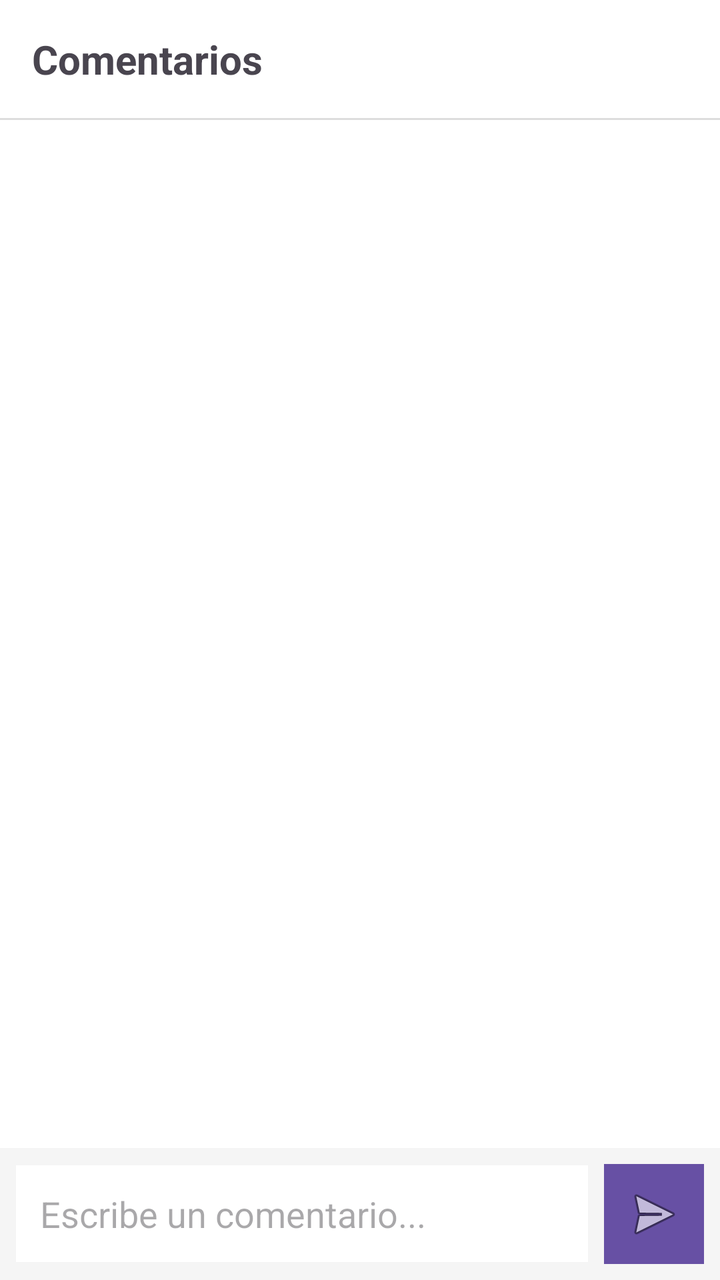
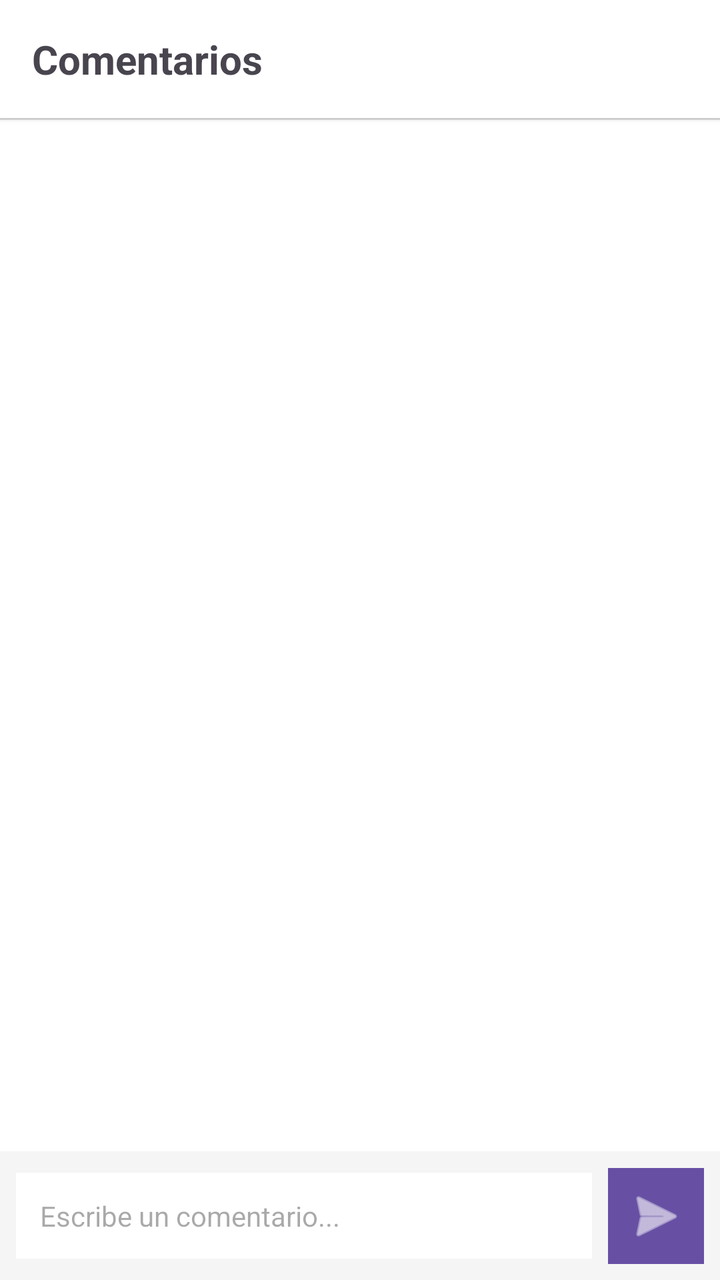

Screens rendered from an Android XML layout before and after an edit, with the pre-edit source and the edit as a unified diff.
<!-- AndroidManifest.xml: application theme Theme.RefriMancia -->
<!-- res/layout/popup_comentarios.xml -->
﻿<?xml version="1.0" encoding="utf-8"?>
<androidx.constraintlayout.widget.ConstraintLayout xmlns:android="http://schemas.android.com/apk/res/android"
    xmlns:app="http://schemas.android.com/apk/res-auto"
    android:layout_width="match_parent"
    android:layout_height="match_parent"
    android:background="@android:color/white">

    <TextView
            android:id="@+id/tv_comentarios_titulo"
            android:layout_width="0dp"
            android:layout_height="wrap_content"
            android:text="Comentarios"
            android:textSize="20sp"
            android:textStyle="bold"
            android:padding="16dp"
            app:layout_constraintTop_toTopOf="parent"
            app:layout_constraintStart_toStartOf="parent"
            app:layout_constraintEnd_toEndOf="parent" />
    <View
        android:id="@+id/comentarios_divider"
        android:layout_width="match_parent"
        android:layout_height="1dp"
        android:background="#DDDDDD"
        app:layout_constraintTop_toBottomOf="@id/tv_comentarios_titulo"/>
    <androidx.recyclerview.widget.RecyclerView
        android:id="@+id/rv_comentarios"
        android:layout_width="match_parent"
        android:layout_height="0dp"
        android:padding="8dp"
        app:layout_constraintTop_toBottomOf="@id/comentarios_divider"
        app:layout_constraintBottom_toTopOf="@id/layout_escribir_comentario"/>
    <LinearLayout
        android:id="@+id/layout_escribir_comentario"
        android:layout_width="match_parent"
        android:layout_height="wrap_content"
        android:orientation="horizontal"
        android:padding="8dp"
        android:background="#F5F5F5"
        android:gravity="center_vertical"
        app:layout_constraintBottom_toBottomOf="parent">

        <EditText
                android:id="@+id/et_nuevo_comentario"
                android:layout_width="0dp"
                android:layout_weight="1"
                android:layout_height="wrap_content"
                android:hint="Escribe un comentario..."
                android:background="@android:color/white"
                android:padding="12dp"
                android:layout_marginEnd="8dp"
                android:textSize="18sp" />

        <ImageButton
                android:id="@+id/btn_enviar_comentario"
                android:layout_width="50dp"
                android:layout_height="50dp"
                android:background="?attr/colorPrimary"
                android:src="@android:drawable/ic_menu_send" />
    </LinearLayout>
</androidx.constraintlayout.widget.ConstraintLayout>
<!-- resources referenced by this layout -->
<resources>
  <style name="Theme.RefriMancia" parent="Base.Theme.RefriMancia" />
  <style name="Base.Theme.RefriMancia" parent="Theme.Material3.DayNight.NoActionBar">
          
          
          <item name="android:statusBarColor">?attr/colorPrimary</item>
          <item name="android:windowLightStatusBar">false</item>
          
      </style>
</resources>

<!-- the commit's change to res/layout/popup_comentarios.xml (unified diff, before → after) -->
@@ -1,34 +1,47 @@
 ﻿<?xml version="1.0" encoding="utf-8"?>
-<androidx.constraintlayout.widget.ConstraintLayout xmlns:android="http://schemas.android.com/apk/res/android"
+
+<androidx.constraintlayout.widget.ConstraintLayout 
+    xmlns:android="http://schemas.android.com/apk/res/android"
     xmlns:app="http://schemas.android.com/apk/res-auto"
     android:layout_width="match_parent"
     android:layout_height="match_parent"
     android:background="@android:color/white">
 
+    
     <TextView
-            android:id="@+id/tv_comentarios_titulo"
-            android:layout_width="0dp"
-            android:layout_height="wrap_content"
-            android:text="Comentarios"
-            android:textSize="20sp"
-            android:textStyle="bold"
-            android:padding="16dp"
-            app:layout_constraintTop_toTopOf="parent"
-            app:layout_constraintStart_toStartOf="parent"
-            app:layout_constraintEnd_toEndOf="parent" />
+        android:id="@+id/tv_comentarios_titulo"
+        android:layout_width="0dp"
+        android:layout_height="wrap_content"
+        android:text="Comentarios"
+        android:textSize="20sp"
+        android:textStyle="bold"
+        android:padding="16dp"
+        android:background="@android:color/white"
+        android:elevation="2dp"
+        app:layout_constraintTop_toTopOf="parent"
+        app:layout_constraintStart_toStartOf="parent"
+        app:layout_constraintEnd_toEndOf="parent" />
+    
+    
     <View
         android:id="@+id/comentarios_divider"
         android:layout_width="match_parent"
         android:layout_height="1dp"
         android:background="#DDDDDD"
         app:layout_constraintTop_toBottomOf="@id/tv_comentarios_titulo"/>
+    
+    
     <androidx.recyclerview.widget.RecyclerView
         android:id="@+id/rv_comentarios"
         android:layout_width="match_parent"
         android:layout_height="0dp"
         android:padding="8dp"
+        android:clipToPadding="false"
+        android:scrollbars="vertical"
         app:layout_constraintTop_toBottomOf="@id/comentarios_divider"
         app:layout_constraintBottom_toTopOf="@id/layout_escribir_comentario"/>
+    
+    
     <LinearLayout
         android:id="@+id/layout_escribir_comentario"
         android:layout_width="match_parent"
@@ -36,25 +49,34 @@
         android:orientation="horizontal"
         android:padding="8dp"
         android:background="#F5F5F5"
+        android:elevation="2dp"
         android:gravity="center_vertical"
         app:layout_constraintBottom_toBottomOf="parent">
 
+        
         <EditText
-                android:id="@+id/et_nuevo_comentario"
-                android:layout_width="0dp"
-                android:layout_weight="1"
-                android:layout_height="wrap_content"
-                android:hint="Escribe un comentario..."
-                android:background="@android:color/white"
-                android:padding="12dp"
-                android:layout_marginEnd="8dp"
-                android:textSize="18sp" />
+            android:id="@+id/et_nuevo_comentario"
+            android:layout_width="0dp"
+            android:layout_weight="1"
+            android:layout_height="wrap_content"
+            android:hint="Escribe un comentario..."
+            android:background="@android:color/white"
+            android:padding="12dp"
+            android:layout_marginEnd="8dp"
+            android:textSize="14sp"
+            android:maxLines="3"
+            android:inputType="textMultiLine|textCapSentences"
+            android:scrollbars="vertical" />
 
+        
         <ImageButton
-                android:id="@+id/btn_enviar_comentario"
-                android:layout_width="50dp"
-                android:layout_height="50dp"
-                android:background="?attr/colorPrimary"
-                android:src="@android:drawable/ic_menu_send" />
+            android:id="@+id/btn_enviar_comentario"
+            android:layout_width="48dp"
+            android:layout_height="48dp"
+            android:background="?attr/colorPrimary"
+            android:src="@android:drawable/ic_menu_send"
+            android:contentDescription="Enviar comentario"
+            android:tint="@android:color/white" />
     </LinearLayout>
+    
 </androidx.constraintlayout.widget.ConstraintLayout>
